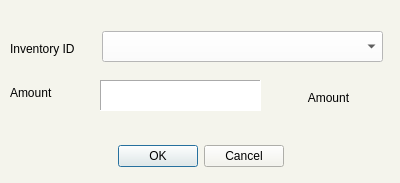
This is addExisting.ui in ongchangco/Economystique2 as Qt 5 draws it before an edit. The edited form follows.
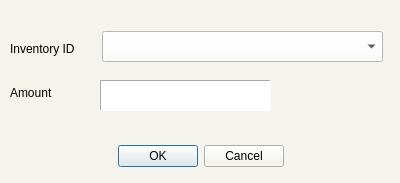
This is the edited form. Icons and pictures are not drawn.

The edit to the form file:
```diff
--- a/addExisting.ui
+++ b/addExisting.ui
@@ -70,7 +70,7 @@
     <rect>
      <x>100</x>
      <y>80</y>
-     <width>161</width>
+     <width>171</width>
      <height>31</height>
     </rect>
    </property>
@@ -91,22 +91,6 @@
 &lt;p align=&quot;center&quot; style=&quot;-qt-paragraph-type:empty; margin-top:0px; margin-bottom:0px; margin-left:0px; margin-right:0px; -qt-block-indent:0; text-indent:0px;&quot;&gt;&lt;br /&gt;&lt;/p&gt;&lt;/body&gt;&lt;/html&gt;</string>
    </property>
   </widget>
-  <widget class="QLabel" name="lblUnit">
-   <property name="geometry">
-    <rect>
-     <x>278</x>
-     <y>80</y>
-     <width>101</width>
-     <height>36</height>
-    </rect>
-   </property>
-   <property name="text">
-    <string>Amount</string>
-   </property>
-   <property name="alignment">
-    <set>Qt::AlignCenter</set>
-   </property>
-  </widget>
   <widget class="QComboBox" name="cbItems">
    <property name="geometry">
     <rect>
@@ -120,6 +104,22 @@
     <string notr="true">background: white;</string>
    </property>
   </widget>
+  <widget class="QLabel" name="lblUnit">
+   <property name="geometry">
+    <rect>
+     <x>284</x>
+     <y>75</y>
+     <width>101</width>
+     <height>41</height>
+    </rect>
+   </property>
+   <property name="text">
+    <string/>
+   </property>
+   <property name="alignment">
+    <set>Qt::AlignLeading|Qt::AlignLeft|Qt::AlignVCenter</set>
+   </property>
+  </widget>
  </widget>
  <resources/>
  <connections>
```
